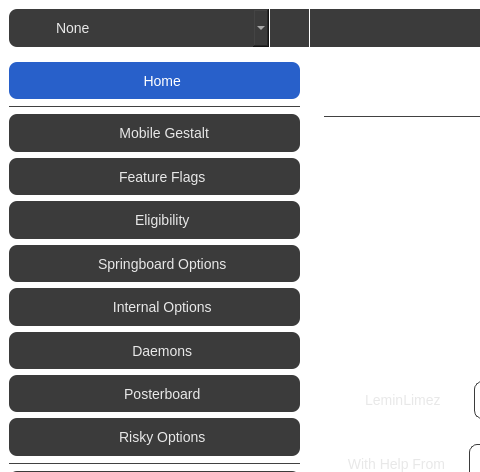
Before: the Qt Designer form qt/mainwindow.ui in leminlimez/Nugget, drawn with Qt 5; both pictures show x 0 to 480 and y 0 to 472 of the 1000 by 600 pixel window.
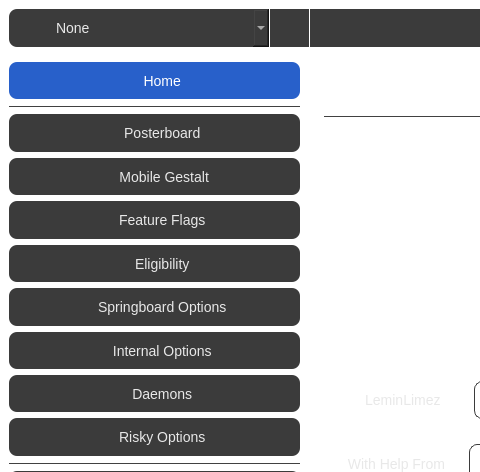
After: the same form once the commit is applied. Icons and pictures are not drawn.

Diff of the .ui file:
```diff
--- a/qt/mainwindow.ui
+++ b/qt/mainwindow.ui
@@ -450,6 +450,38 @@
             </property>
            </widget>
           </item>
+          <item>
+           <widget class="QToolButton" name="posterboardPageBtn">
+            <property name="enabled">
+             <bool>true</bool>
+            </property>
+            <property name="sizePolicy">
+             <sizepolicy hsizetype="Expanding" vsizetype="Fixed">
+              <horstretch>0</horstretch>
+              <verstretch>0</verstretch>
+             </sizepolicy>
+            </property>
+            <property name="text">
+             <string>    Posterboard</string>
+            </property>
+            <property name="icon">
+             <iconset>
+              <normaloff>:/icon/wallpaper.svg</normaloff>:/icon/wallpaper.svg</iconset>
+            </property>
+            <property name="checkable">
+             <bool>true</bool>
+            </property>
+            <property name="autoExclusive">
+             <bool>true</bool>
+            </property>
+            <property name="toolButtonStyle">
+             <enum>Qt::ToolButtonTextBesideIcon</enum>
+            </property>
+            <property name="cls" stdset="0">
+             <string>sidebarBtn</string>
+            </property>
+           </widget>
+          </item>
           <item>
            <widget class="QToolButton" name="gestaltPageBtn">
             <property name="sizePolicy">
@@ -642,38 +674,6 @@
             </property>
            </widget>
           </item>
-          <item>
-           <widget class="QToolButton" name="posterboardPageBtn">
-            <property name="enabled">
-             <bool>true</bool>
-            </property>
-            <property name="sizePolicy">
-             <sizepolicy hsizetype="Expanding" vsizetype="Fixed">
-              <horstretch>0</horstretch>
-              <verstretch>0</verstretch>
-             </sizepolicy>
-            </property>
-            <property name="text">
-             <string>    Posterboard</string>
-            </property>
-            <property name="icon">
-             <iconset>
-              <normaloff>:/icon/wallpaper.svg</normaloff>:/icon/wallpaper.svg</iconset>
-            </property>
-            <property name="checkable">
-             <bool>true</bool>
-            </property>
-            <property name="autoExclusive">
-             <bool>true</bool>
-            </property>
-            <property name="toolButtonStyle">
-             <enum>Qt::ToolButtonTextBesideIcon</enum>
-            </property>
-            <property name="cls" stdset="0">
-             <string>sidebarBtn</string>
-            </property>
-           </widget>
-          </item>
           <item>
            <widget class="QToolButton" name="advancedPageBtn">
             <property name="sizePolicy">
```
